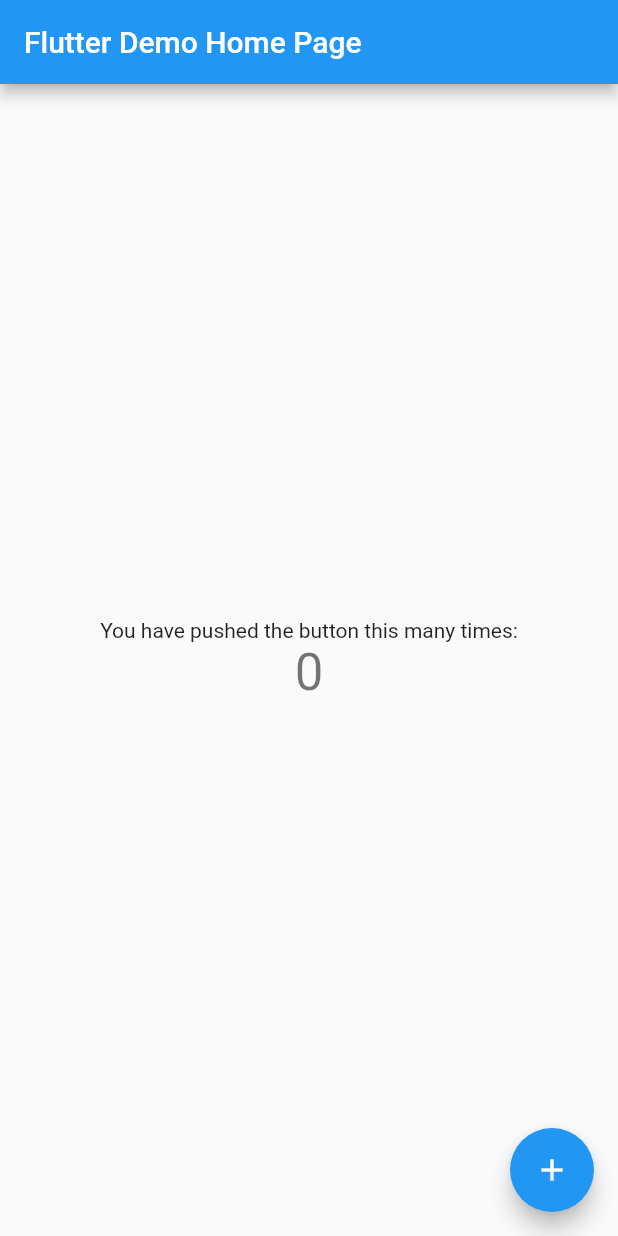
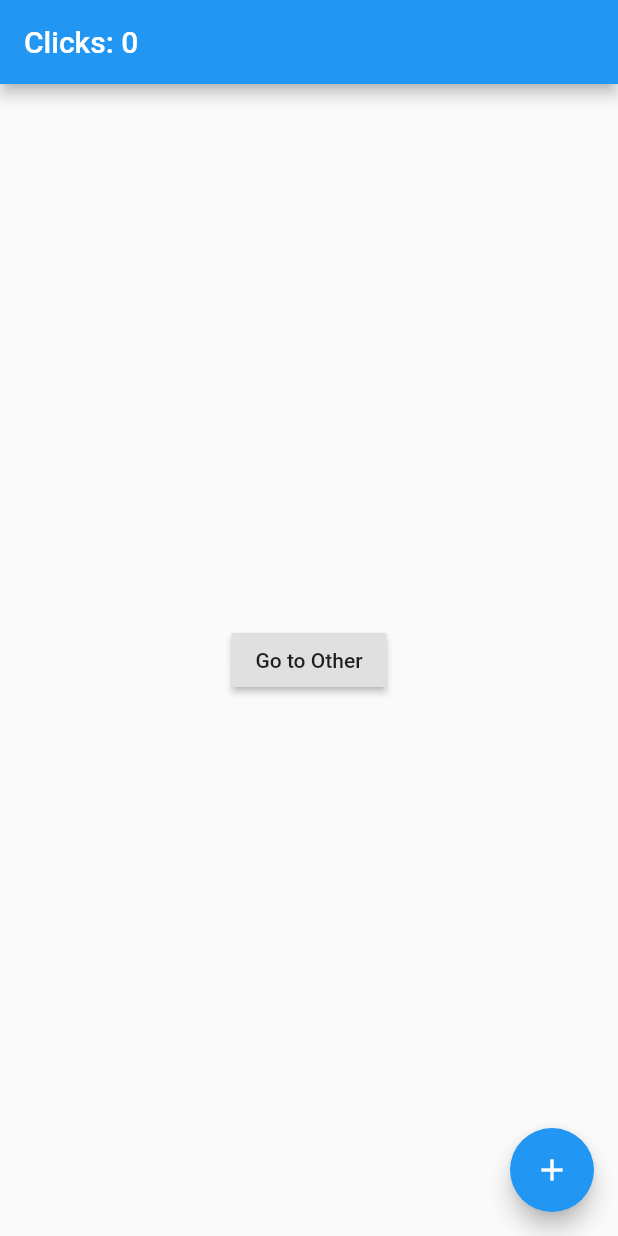
Before and after one commit to anorld-droid/foodie, a Flutter app: the screen it shows after launch, on a phone screen of 412 x 824 dp. Run offline on Flutter 3.47's test engine with Material 2 defaults, Android fonts, the phone set to English and light mode, and no system bars; our stand-ins replace get, google_fonts.

Commit message:
Create  the MVC  architecture  that will be used, using GetX, Partial implementation of sign up screen.

```diff
--- /dev/null
+++ b/lib/controller/main_controller.dart
@@ -0,0 +1,6 @@
+import 'package:get/get.dart';
+
+class Controller extends GetxController {
+  var count = 0.obs;
+  increment() => count++;
+}
--- a/lib/main.dart
+++ b/lib/main.dart
@@ -1,115 +1,13 @@
 import 'package:flutter/material.dart';
+import 'package:get/get.dart';
+import 'package:trice/views/routing/routes.dart';
+import 'package:trice/views/viewscreens/authentication/sign_up.dart';
+import 'package:trice/views/viewscreens/home_screen.dart';
 
-void main() {
-  runApp(const MyApp());
-}
-
-class MyApp extends StatelessWidget {
-  const MyApp({Key? key}) : super(key: key);
-
-  // This widget is the root of your application.
-  @override
-  Widget build(BuildContext context) {
-    return MaterialApp(
-      title: 'Flutter Demo',
-      theme: ThemeData(
-        // This is the theme of your application.
-        //
-        // Try running your application with "flutter run". You'll see the
-        // application has a blue toolbar. Then, without quitting the app, try
-        // changing the primarySwatch below to Colors.green and then invoke
-        // "hot reload" (press "r" in the console where you ran "flutter run",
-        // or simply save your changes to "hot reload" in a Flutter IDE).
-        // Notice that the counter didn't reset back to zero; the application
-        // is not restarted.
-        primarySwatch: Colors.blue,
-      ),
-      home: const MyHomePage(title: 'Flutter Demo Home Page'),
-    );
-  }
-}
-
-class MyHomePage extends StatefulWidget {
-  const MyHomePage({Key? key, required this.title}) : super(key: key);
-
-  // This widget is the home page of your application. It is stateful, meaning
-  // that it has a State object (defined below) that contains fields that affect
-  // how it looks.
-
-  // This class is the configuration for the state. It holds the values (in this
-  // case the title) provided by the parent (in this case the App widget) and
-  // used by the build method of the State. Fields in a Widget subclass are
-  // always marked "final".
-
-  final String title;
-
-  @override
-  State<MyHomePage> createState() => _MyHomePageState();
-}
-
-class _MyHomePageState extends State<MyHomePage> {
-  int _counter = 0;
-
-  void _incrementCounter() {
-    setState(() {
-      // This call to setState tells the Flutter framework that something has
-      // changed in this State, which causes it to rerun the build method below
-      // so that the display can reflect the updated values. If we changed
-      // _counter without calling setState(), then the build method would not be
-      // called again, and so nothing would appear to happen.
-      _counter++;
-    });
-  }
-
-  @override
-  Widget build(BuildContext context) {
-    // This method is rerun every time setState is called, for instance as done
-    // by the _incrementCounter method above.
-    //
-    // The Flutter framework has been optimized to make rerunning build methods
-    // fast, so that you can just rebuild anything that needs updating rather
-    // than having to individually change instances of widgets.
-    return Scaffold(
-      appBar: AppBar(
-        // Here we take the value from the MyHomePage object that was created by
-        // the App.build method, and use it to set our appbar title.
-        title: Text(widget.title),
-      ),
-      body: Center(
-        // Center is a layout widget. It takes a single child and positions it
-        // in the middle of the parent.
-        child: Column(
-          // Column is also a layout widget. It takes a list of children and
-          // arranges them vertically. By default, it sizes itself to fit its
-          // children horizontally, and tries to be as tall as its parent.
-          //
-          // Invoke "debug painting" (press "p" in the console, choose the
-          // "Toggle Debug Paint" action from the Flutter Inspector in Android
-          // Studio, or the "Toggle Debug Paint" command in Visual Studio Code)
-          // to see the wireframe for each widget.
-          //
-          // Column has various properties to control how it sizes itself and
-          // how it positions its children. Here we use mainAxisAlignment to
-          // center the children vertically; the main axis here is the vertical
-          // axis because Columns are vertical (the cross axis would be
-          // horizontal).
-          mainAxisAlignment: MainAxisAlignment.center,
-          children: <Widget>[
-            const Text(
-              'You have pushed the button this many times:',
-            ),
-            Text(
-              '$_counter',
-              style: Theme.of(context).textTheme.headline4,
-            ),
-          ],
-        ),
-      ),
-      floatingActionButton: FloatingActionButton(
-        onPressed: _incrementCounter,
-        tooltip: 'Increment',
-        child: const Icon(Icons.add),
-      ), // This trailing comma makes auto-formatting nicer for build methods.
-    );
-  }
-}
+void main() => runApp(GetMaterialApp(
+      initialRoute: root,
+      getPages: [
+        GetPage(name: root, page: () => const Home()),
+        GetPage(name: signup, page: () => const SignUp())
+      ],
+    ));
--- /dev/null
+++ b/lib/views/routing/routes.dart
@@ -0,0 +1,3 @@
+const root = "/";
+
+const signup = "/signup";
--- /dev/null
+++ b/lib/views/viewscreens/home_screen.dart
@@ -0,0 +1,27 @@
+import 'package:flutter/material.dart';
+import 'package:get/get.dart';
+import 'package:trice/views/routing/routes.dart';
+
+import '../../controller/main_controller.dart';
+
+class Home extends StatelessWidget {
+  const Home({Key? key}) : super(key: key);
+
+  @override
+  Widget build(context) {
+    // Instantiate your class using Get.put() to make it available for all "child" routes there.
+    final Controller c = Get.put(Controller());
+
+    return Scaffold(
+        // Use Obx(()=> to update Text() whenever count is changed.
+        appBar: AppBar(title: Obx(() => Text("Clicks: ${c.count}"))),
+
+        // Replace the 8 lines Navigator.push by a simple Get.to(). You don't need context
+        body: Center(
+            child: RaisedButton(
+                child: const Text("Go to Other"),
+                onPressed: () => Get.toNamed(signup))),
+        floatingActionButton: FloatingActionButton(
+            child: const Icon(Icons.add), onPressed: c.increment));
+  }
+}
--- a/pubspec.yaml
+++ b/pubspec.yaml
@@ -18,7 +18,7 @@
 version: 1.0.0+1
 
 environment:
-  sdk: ">=2.17.6 <3.0.0"
+  sdk: '>=2.17.6 <3.0.0'
 
 # Dependencies specify other packages that your package needs in order to work.
 # To automatically upgrade your package dependencies to the latest versions
@@ -29,7 +29,8 @@
 dependencies:
   flutter:
     sdk: flutter
-
+  get:
+  google_fonts:
 
   # The following adds the Cupertino Icons font to your application.
   # Use with the CupertinoIcons class for iOS style icons.
@@ -51,7 +52,6 @@
 
 # The following section is specific to Flutter packages.
 flutter:
-
   # The following line ensures that the Material Icons font is
   # included with your application, so that you can use the icons in
   # the material Icons class.
```
Also changed, not shown: lib/controller/authentication/sign_up_controller.dart (added, +7 -0 lines), lib/controller/authentication/widgets/curved_traingle.dart (added, +47 -0 lines), lib/views/viewscreens/authentication/sign_up.dart (added, +124 -0 lines), pubspec.lock, 1 other file.
